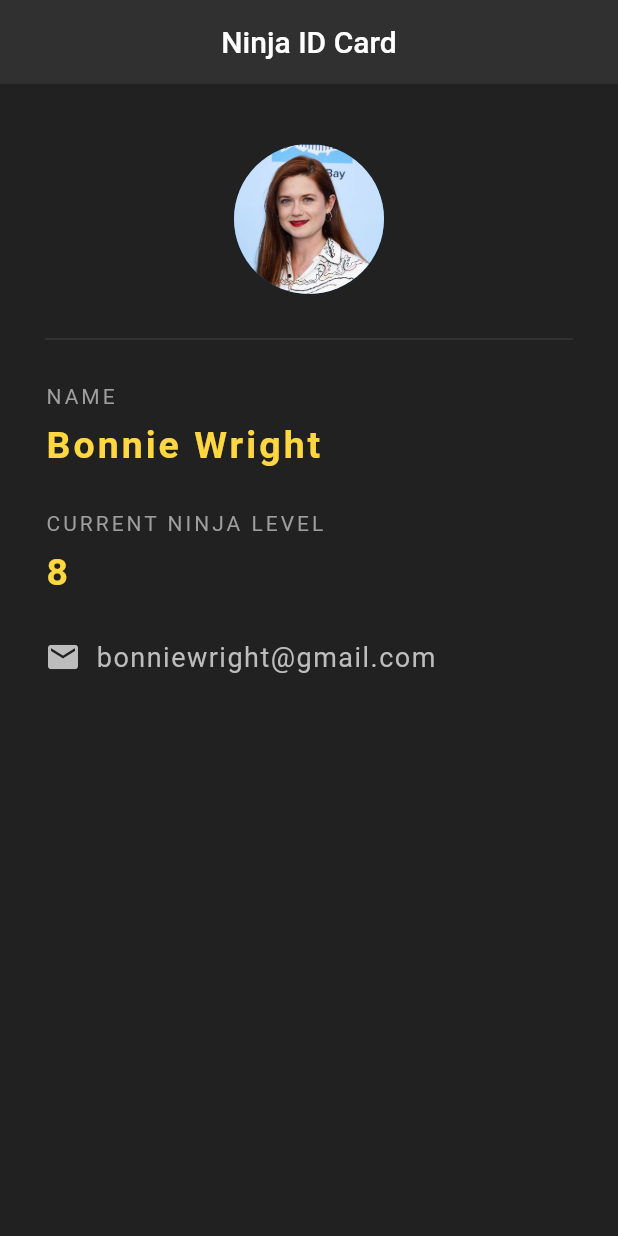
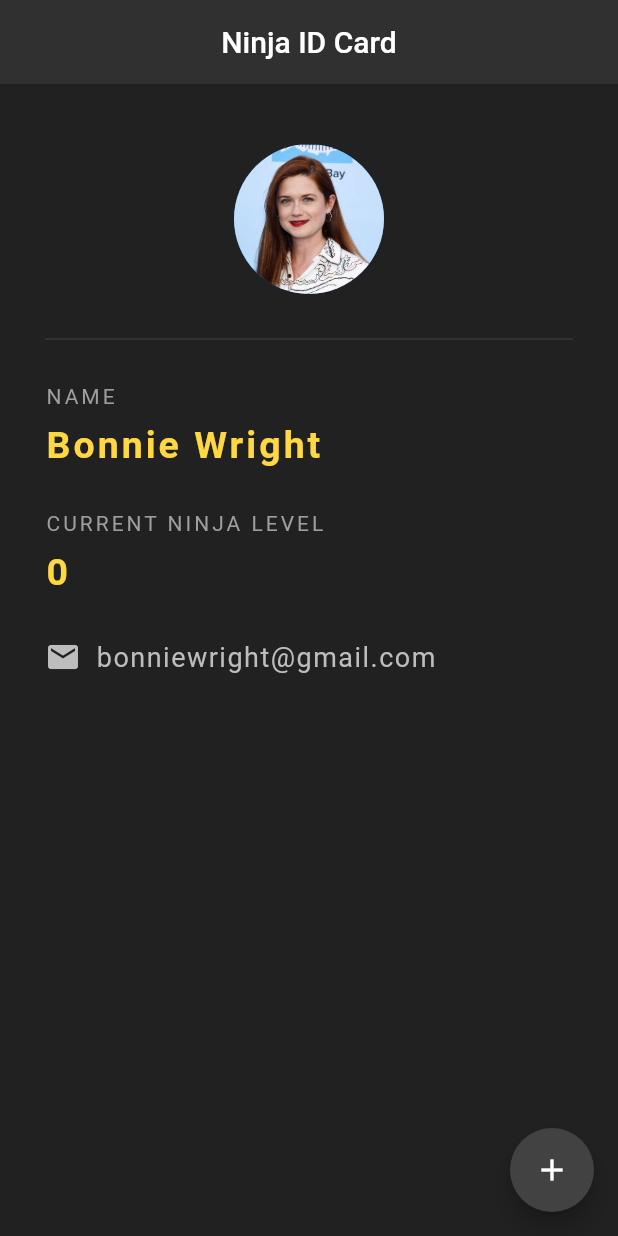
Before and after one commit to adhamalihassan/Ninja-Flutter, a Flutter app: the screen it shows after launch, on a phone screen of 412 x 824 dp. Run offline on Flutter 3.47's test engine with Material 2 defaults, Android fonts, the phone set to English and light mode, and no system bars.

Commit message:
lesson 16

```diff
--- a/lib/main.dart
+++ b/lib/main.dart
@@ -11,10 +11,20 @@ class NinjaCard extends StatefulWidget {
 }
 
 class _NinjaCardState extends State<NinjaCard> {
+  int ninjaLevel = 0;
   @override
   Widget build(BuildContext context) {
     return Scaffold(
       backgroundColor: Colors.grey[900],
+      floatingActionButton: FloatingActionButton(
+        child: Icon(Icons.add),
+        onPressed: () {
+          setState(() {
+            ninjaLevel+=1;
+          });
+        },
+        backgroundColor: Colors.grey[800],
+      ),
       appBar: AppBar(
         title: Text('Ninja ID Card'),
         centerTitle: true,
@@ -69,7 +79,7 @@ class _NinjaCardState extends State<NinjaCard> {
               height: 10.0,
             ),
             Text(
-              '8',
+              '$ninjaLevel',
               style: TextStyle(
                 color: Colors.amberAccent[200],
                 letterSpacing: 2.0,
```
